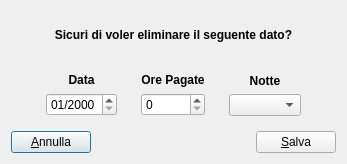
Old version of the form insertdbvalues.ui in the repository gcala/GestioneCompetenzeMedici.
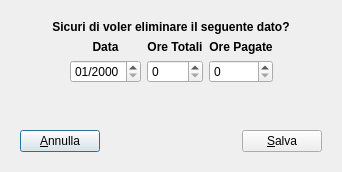
New version of the form. Icons and pictures are not drawn.

Commit message: Inserita gestione ore totali per guardia

```diff
--- a/insertdbvalues.ui
+++ b/insertdbvalues.ui
@@ -6,16 +6,23 @@
    <rect>
     <x>0</x>
     <y>0</y>
-    <width>347</width>
-    <height>164</height>
+    <width>342</width>
+    <height>172</height>
    </rect>
   </property>
   <property name="windowTitle">
    <string>Inserimento Nuovo Dato</string>
   </property>
-  <layout class="QVBoxLayout" name="verticalLayout_4">
+  <layout class="QGridLayout" name="gridLayout">
+   <item row="0" column="0">
+    <widget class="QStackedWidget" name="stackedWidget">
+     <property name="currentIndex">
+      <number>0</number>
+     </property>
+     <widget class="QWidget" name="page">
+      <layout class="QVBoxLayout" name="verticalLayout_7">
    <item>
-    <widget class="QLabel" name="msgLabel">
+        <widget class="QLabel" name="unitaMsg">
      <property name="font">
       <font>
        <weight>75</weight>
@@ -31,7 +38,7 @@
     </widget>
    </item>
    <item>
-    <layout class="QHBoxLayout" name="horizontalLayout_2">
+        <layout class="QHBoxLayout" name="horizontalLayout_4">
      <item>
       <spacer name="horizontalSpacer_2">
        <property name="orientation">
@@ -39,17 +46,16 @@
        </property>
        <property name="sizeHint" stdset="0">
         <size>
-         <width>40</width>
+             <width>13</width>
          <height>20</height>
         </size>
        </property>
       </spacer>
      </item>
      <item>
-      <widget class="QWidget" name="dataWidget" native="true">
-       <layout class="QVBoxLayout" name="verticalLayout">
+          <layout class="QVBoxLayout" name="verticalLayout_4">
         <item>
-         <widget class="QLabel" name="label">
+            <widget class="QLabel" name="label_4">
           <property name="font">
            <font>
             <weight>75</weight>
@@ -65,20 +71,45 @@
          </widget>
         </item>
         <item>
-         <widget class="QDateEdit" name="dateEdit">
+            <widget class="QDateEdit" name="unitaData">
           <property name="displayFormat">
            <string>MM/yyyy</string>
           </property>
          </widget>
         </item>
        </layout>
+         </item>
+         <item>
+          <layout class="QVBoxLayout" name="verticalLayout_5">
+           <item>
+            <widget class="QLabel" name="label_5">
+             <property name="font">
+              <font>
+               <weight>75</weight>
+               <bold>true</bold>
+              </font>
+             </property>
+             <property name="text">
+              <string>Ore Totali</string>
+             </property>
+             <property name="alignment">
+              <set>Qt::AlignCenter</set>
+             </property>
       </widget>
      </item>
      <item>
-      <widget class="QWidget" name="oreWidget" native="true">
-       <layout class="QVBoxLayout" name="verticalLayout_2">
+            <widget class="QSpinBox" name="unitaOreTot">
+             <property name="maximum">
+              <number>8</number>
+             </property>
+            </widget>
+           </item>
+          </layout>
+         </item>
         <item>
-         <widget class="QLabel" name="label_2">
+          <layout class="QVBoxLayout" name="verticalLayout_6">
+           <item>
+            <widget class="QLabel" name="label_6">
           <property name="font">
            <font>
             <weight>75</weight>
@@ -94,48 +125,22 @@
          </widget>
         </item>
         <item>
-         <widget class="QSpinBox" name="oreEdit">
+            <widget class="QSpinBox" name="unitaOrePagate">
           <property name="maximum">
            <number>8</number>
           </property>
          </widget>
         </item>
        </layout>
-      </widget>
      </item>
      <item>
-      <widget class="QWidget" name="notteWidget" native="true">
-       <layout class="QVBoxLayout" name="verticalLayout_3">
-        <item>
-         <widget class="QLabel" name="label_3">
-          <property name="font">
-           <font>
-            <weight>75</weight>
-            <bold>true</bold>
-           </font>
-          </property>
-          <property name="text">
-           <string>Notte</string>
-          </property>
-          <property name="alignment">
-           <set>Qt::AlignCenter</set>
-          </property>
-         </widget>
-        </item>
-        <item>
-         <widget class="QComboBox" name="notteCB"/>
-        </item>
-       </layout>
-      </widget>
-     </item>
-     <item>
-      <spacer name="horizontalSpacer_3">
+          <spacer name="horizontalSpacer_6">
        <property name="orientation">
         <enum>Qt::Horizontal</enum>
        </property>
        <property name="sizeHint" stdset="0">
         <size>
-         <width>40</width>
+             <width>13</width>
          <height>20</height>
         </size>
        </property>
@@ -144,9 +149,22 @@
     </layout>
    </item>
    <item>
-    <layout class="QHBoxLayout" name="horizontalLayout">
+        <spacer name="verticalSpacer">
+         <property name="orientation">
+          <enum>Qt::Vertical</enum>
+         </property>
+         <property name="sizeHint" stdset="0">
+          <size>
+           <width>20</width>
+           <height>40</height>
+          </size>
+         </property>
+        </spacer>
+       </item>
      <item>
-      <widget class="QPushButton" name="cancelButton">
+        <layout class="QHBoxLayout" name="horizontalLayout_3">
+         <item>
+          <widget class="QPushButton" name="unitaCancel">
        <property name="text">
         <string>&amp;Annulla</string>
        </property>
@@ -157,7 +175,7 @@
       </widget>
      </item>
      <item>
-      <spacer name="horizontalSpacer">
+          <spacer name="horizontalSpacer_4">
        <property name="orientation">
         <enum>Qt::Horizontal</enum>
        </property>
@@ -170,7 +188,7 @@
       </spacer>
      </item>
      <item>
-      <widget class="QPushButton" name="saveButton">
+          <widget class="QPushButton" name="unitaSave">
        <property name="text">
         <string>&amp;Salva</string>
        </property>
@@ -183,6 +201,13 @@
     </layout>
    </item>
   </layout>
+     </widget>
+     <widget class="QWidget" name="page_2"/>
+    </widget>
+   </item>
+  </layout>
+  <zorder>stackedWidget</zorder>
+  <zorder>unitaMsg</zorder>
  </widget>
  <resources>
   <include location="assets.qrc"/>
```
Left out of the diff: 2 changed lines with no effect on the pictures. Lines whose indentation alone changed are shown as unchanged. The commit also changes 7 other files.
